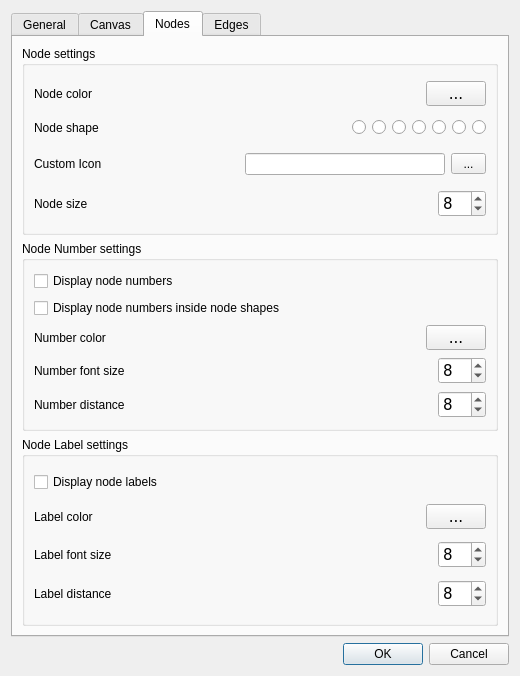
Before: the Qt Designer form src/forms/dialogsettings.ui in socnetv/app, drawn with Qt 5.
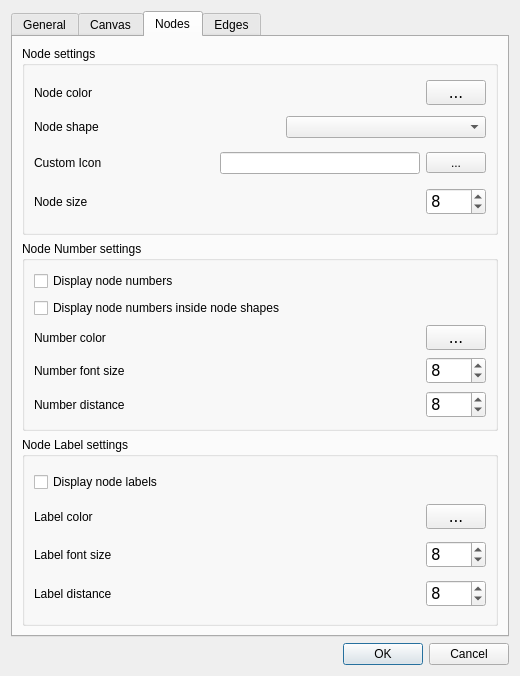
After: the same form once the commit is applied. The open tabs and pages were chosen to show the change. Icons and pictures are not drawn.

Commit message: #26 - Changed Settings and Node Properties node shape radios to combobox, which allows many more node shape choices in a user friendly way. Polishing is needed. Also, need to fix saving and loading to GraphML network files

```diff
--- a/src/forms/dialogsettings.ui
+++ b/src/forms/dialogsettings.ui
@@ -929,145 +929,15 @@
              </spacer>
             </item>
             <item>
-             <widget class="QRadioButton" name="nodeShapeRadioBox">
-              <property name="font">
-               <font>
-                <family>DejaVu Sans</family>
-                <pointsize>11</pointsize>
-               </font>
+             <widget class="QComboBox" name="nodeShapeComboBox">
+              <property name="minimumSize">
+               <size>
+                <width>200</width>
+                <height>0</height>
+               </size>
               </property>
               <property name="toolTip">
-               <string>&lt;html&gt;&lt;head/&gt;&lt;body&gt;&lt;p&gt;&lt;span style=&quot; font-weight:600;&quot;&gt;Node shape: Square&lt;/span&gt;&lt;/p&gt;&lt;p&gt;Change all node shapes to &amp;quot;square&amp;quot; or &amp;quot;box&amp;quot;.&lt;/p&gt;&lt;p&gt;This will apply to all existing nodes immediately.&lt;/p&gt;&lt;p&gt;Once you press OK, the &amp;quot;box&amp;quot; shape will be saved and it will be used in all future SocNetV sessions to create new nodes (except when loading network files which declare specific shapes for nodes).&lt;/p&gt;&lt;/body&gt;&lt;/html&gt;</string>
-              </property>
-              <property name="whatsThis">
-               <string>&lt;html&gt;&lt;head/&gt;&lt;body&gt;&lt;p&gt;&lt;span style=&quot; font-weight:600;&quot;&gt;Default node shape&lt;/span&gt;&lt;/p&gt;&lt;p&gt;Click on any shape to select a new node shape for all nodes. This will apply to all existing nodes immediately.&lt;/p&gt;&lt;p&gt;Once you press OK, the default node shape will be saved and it will be used in all future SocNetV sessions.&lt;/p&gt;&lt;/body&gt;&lt;/html&gt;</string>
-              </property>
-              <property name="text">
-               <string/>
-              </property>
-              <property name="icon">
-               <iconset resource="../src.qrc">
-                <normaloff>:/images/box.png</normaloff>:/images/box.png</iconset>
-              </property>
-             </widget>
-            </item>
-            <item>
-             <widget class="QRadioButton" name="nodeShapeRadioCircle">
-              <property name="font">
-               <font>
-                <family>DejaVu Sans</family>
-                <pointsize>11</pointsize>
-               </font>
-              </property>
-              <property name="toolTip">
-               <string>&lt;html&gt;&lt;head/&gt;&lt;body&gt;&lt;p&gt;&lt;span style=&quot; font-weight:600;&quot;&gt;Node shape: Circle&lt;/span&gt;&lt;/p&gt;&lt;p&gt;Change all node shapes to &amp;quot;circle&amp;quot;.&lt;/p&gt;&lt;p&gt;This will apply to all existing nodes immediately.&lt;/p&gt;&lt;p&gt;Once you press OK, the &amp;quot;circle&amp;quot; shape will be saved and it will be used in all future SocNetV sessions to create new nodes (except when loading network files which declare specific shapes for nodes).&lt;/p&gt;&lt;/body&gt;&lt;/html&gt;</string>
-              </property>
-              <property name="text">
-               <string/>
-              </property>
-              <property name="icon">
-               <iconset resource="../src.qrc">
-                <normaloff>:/images/circle.png</normaloff>:/images/circle.png</iconset>
-              </property>
-             </widget>
-            </item>
-            <item>
-             <widget class="QRadioButton" name="nodeShapeRadioDiamond">
-              <property name="font">
-               <font>
-                <family>DejaVu Sans</family>
-                <pointsize>11</pointsize>
-               </font>
-              </property>
-              <property name="toolTip">
-               <string>&lt;html&gt;&lt;head/&gt;&lt;body&gt;&lt;p&gt;&lt;span style=&quot; font-weight:600;&quot;&gt;Node shape: Diamond&lt;/span&gt;&lt;/p&gt;&lt;p&gt;Change all node shapes to &amp;quot;diamond&amp;quot;.&lt;/p&gt;&lt;p&gt;This will apply to all existing nodes immediately.&lt;/p&gt;&lt;p&gt;Once you press OK, the &amp;quot;diamond&amp;quot; shape will be saved and it will be used in all future SocNetV sessions to create new nodes (except when loading network files which declare specific shapes for nodes).&lt;/p&gt;&lt;/body&gt;&lt;/html&gt;</string>
-              </property>
-              <property name="text">
-               <string/>
-              </property>
-              <property name="icon">
-               <iconset resource="../src.qrc">
-                <normaloff>:/images/diamond.png</normaloff>:/images/diamond.png</iconset>
-              </property>
-             </widget>
-            </item>
-            <item>
-             <widget class="QRadioButton" name="nodeShapeRadioEllipse">
-              <property name="font">
-               <font>
-                <family>DejaVu Sans</family>
-                <pointsize>11</pointsize>
-               </font>
-              </property>
-              <property name="toolTip">
-               <string>&lt;html&gt;&lt;head/&gt;&lt;body&gt;&lt;p&gt;&lt;span style=&quot; font-weight:600;&quot;&gt;Node shape: Ellipse&lt;/span&gt;&lt;/p&gt;&lt;p&gt;Change all node shapes to &amp;quot;ellipse&amp;quot;.&lt;/p&gt;&lt;p&gt;This will apply to all existing nodes immediately.&lt;/p&gt;&lt;p&gt;Once you press OK, the &amp;quot;ellipse&amp;quot; shape will be saved and it will be used in all future SocNetV sessions when creating new nodes (except when loading network files which declare specific shapes for nodes).&lt;/p&gt;&lt;/body&gt;&lt;/html&gt;</string>
-              </property>
-              <property name="text">
-               <string/>
-              </property>
-              <property name="icon">
-               <iconset resource="../src.qrc">
-                <normaloff>:/images/ellipse.png</normaloff>:/images/ellipse.png</iconset>
-              </property>
-             </widget>
-            </item>
-            <item>
-             <widget class="QRadioButton" name="nodeShapeRadioTriangle">
-              <property name="font">
-               <font>
-                <family>DejaVu Sans</family>
-                <pointsize>11</pointsize>
-               </font>
-              </property>
-              <property name="toolTip">
-               <string>&lt;html&gt;&lt;head/&gt;&lt;body&gt;&lt;p&gt;&lt;span style=&quot; font-weight:600;&quot;&gt;Node shape: Star&lt;/span&gt;&lt;/p&gt;&lt;p&gt;Change all node shapes to &amp;quot;star&amp;quot;.&lt;/p&gt;&lt;p&gt;This will apply to all existing nodes immediately.&lt;/p&gt;&lt;p&gt;Once you press OK, the &amp;quot;star&amp;quot; shape will be saved and it will be used in all future SocNetV sessions to create new nodes (except when loading network files which declare specific shapes for nodes).&lt;/p&gt;&lt;/body&gt;&lt;/html&gt;</string>
-              </property>
-              <property name="text">
-               <string/>
-              </property>
-              <property name="icon">
-               <iconset resource="../src.qrc">
-                <normaloff>:/images/triangle.png</normaloff>:/images/triangle.png</iconset>
-              </property>
-             </widget>
-            </item>
-            <item>
-             <widget class="QRadioButton" name="nodeShapeRadioStar">
-              <property name="font">
-               <font>
-                <family>DejaVu Sans</family>
-                <pointsize>11</pointsize>
-               </font>
-              </property>
-              <property name="toolTip">
-               <string>&lt;html&gt;&lt;head/&gt;&lt;body&gt;&lt;p&gt;&lt;span style=&quot; font-weight:600;&quot;&gt;Node shape: Triangle&lt;/span&gt;&lt;/p&gt;&lt;p&gt;Change all node shapes to &amp;quot;triangle&amp;quot;.&lt;/p&gt;&lt;p&gt;This will apply to all existing nodes immediately.&lt;/p&gt;&lt;p&gt;Once you press OK, the &amp;quot;triangle&amp;quot; shape will be saved and it will be used in all future SocNetV sessions to create new nodes (except when loading network files which declare specific shapes for nodes).&lt;/p&gt;&lt;/body&gt;&lt;/html&gt;</string>
-              </property>
-              <property name="text">
-               <string/>
-              </property>
-              <property name="icon">
-               <iconset resource="../src.qrc">
-                <normaloff>:/images/star.png</normaloff>:/images/star.png</iconset>
-              </property>
-             </widget>
-            </item>
-            <item>
-             <widget class="QRadioButton" name="nodeShapeRadioIcon">
-              <property name="font">
-               <font>
-                <family>DejaVu Sans</family>
-                <pointsize>11</pointsize>
-               </font>
-              </property>
-              <property name="toolTip">
-               <string>&lt;html&gt;&lt;head/&gt;&lt;body&gt;&lt;p&gt;&lt;span style=&quot; font-weight:600;&quot;&gt;Node shape: Icon&lt;/span&gt;&lt;/p&gt;&lt;p&gt;Change all node shapes to &amp;quot;icon&amp;quot;. The icon file must be defined below in the &amp;quot;Custom Icon&amp;quot; widget.&lt;/p&gt;&lt;p&gt;This will apply to all existing nodes immediately.&lt;/p&gt;&lt;p&gt;Once you press OK, the &amp;quot;icon&amp;quot; shape will be saved and it will be used in all future SocNetV sessions to create new nodes (except when loading network files which declare specific shapes for nodes).&lt;/p&gt;&lt;/body&gt;&lt;/html&gt;</string>
-              </property>
-              <property name="text">
-               <string/>
-              </property>
-              <property name="icon">
-               <iconset resource="../src.qrc">
-                <normaloff>:/images/export_photo_48px.svg</normaloff>:/images/export_photo_48px.svg</iconset>
+               <string>&lt;html&gt;&lt;head/&gt;&lt;body&gt;&lt;p&gt;Select a node shape. &lt;/p&gt;&lt;p&gt;If you select &amp;quot;Icon&amp;quot; then you must click on the custom icon button (below) to select the desired icon file from your filesystem. &lt;/p&gt;&lt;/body&gt;&lt;/html&gt;</string>
               </property>
              </widget>
             </item>
@@ -1124,7 +994,7 @@
               </property>
               <property name="minimumSize">
                <size>
-                <width>35</width>
+                <width>60</width>
                 <height>0</height>
                </size>
               </property>
@@ -1174,6 +1044,12 @@
             </item>
             <item>
              <widget class="QSpinBox" name="nodeSizeSpin">
+              <property name="minimumSize">
+               <size>
+                <width>60</width>
+                <height>0</height>
+               </size>
+              </property>
               <property name="font">
                <font>
                 <family>DejaVu Sans</family>
@@ -1302,6 +1178,12 @@
             </item>
             <item>
              <widget class="QSpinBox" name="nodeNumberDistanceSpin">
+              <property name="minimumSize">
+               <size>
+                <width>60</width>
+                <height>0</height>
+               </size>
+              </property>
               <property name="font">
                <font>
                 <family>DejaVu Sans</family>
@@ -1373,6 +1255,12 @@
             </item>
             <item>
              <widget class="QSpinBox" name="nodeNumberSizeSpin">
+              <property name="minimumSize">
+               <size>
+                <width>60</width>
+                <height>0</height>
+               </size>
+              </property>
               <property name="font">
                <font>
                 <family>DejaVu Sans</family>
@@ -1527,6 +1415,12 @@
             </item>
             <item>
              <widget class="QSpinBox" name="nodeLabelSizeSpin">
+              <property name="minimumSize">
+               <size>
+                <width>60</width>
+                <height>0</height>
+               </size>
+              </property>
               <property name="font">
                <font>
                 <family>DejaVu Sans</family>
@@ -1579,6 +1473,12 @@
             </item>
             <item>
              <widget class="QSpinBox" name="nodeLabelDistanceSpin">
+              <property name="minimumSize">
+               <size>
+                <width>60</width>
+                <height>0</height>
+               </size>
+              </property>
               <property name="font">
                <font>
                 <family>DejaVu Sans</family>
```
Left out of the diff: 34 changed lines with no effect on the pictures. The commit also changes 12 other files.
